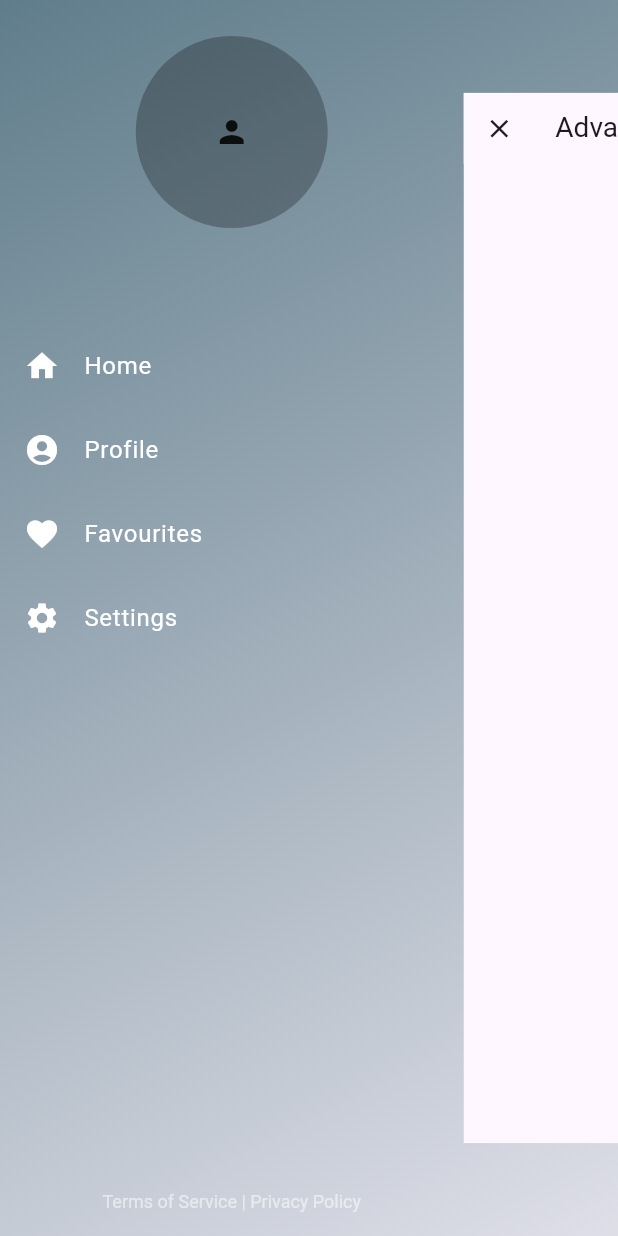
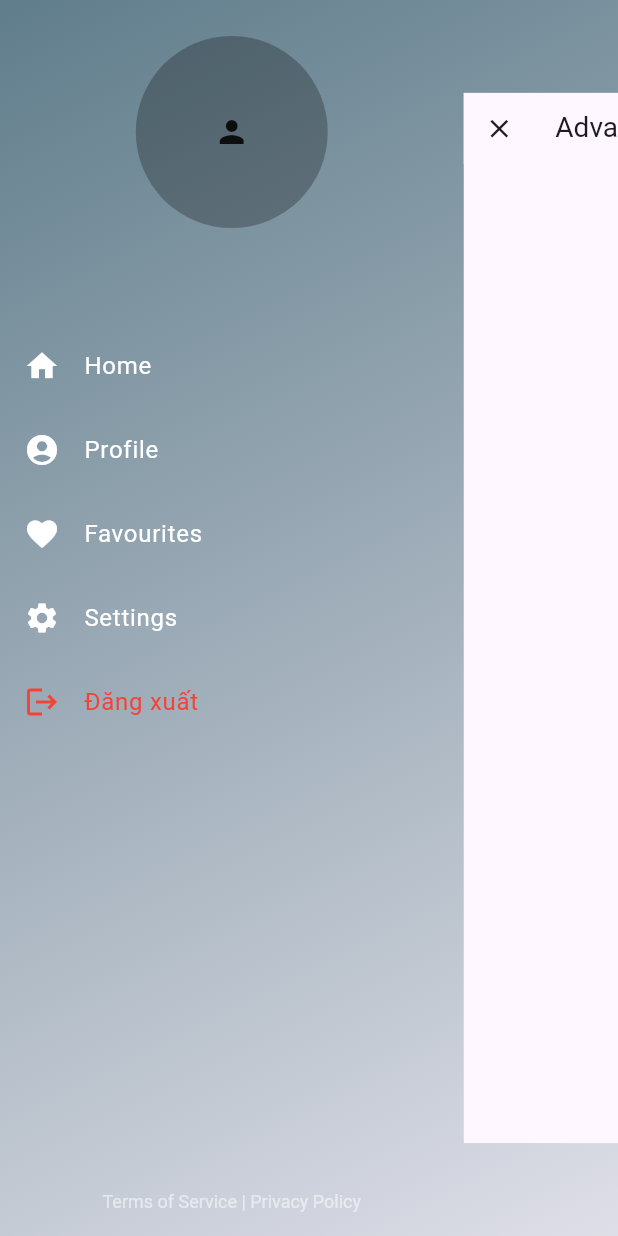
Before and after one commit to NgKhacDuy/sgu-portal, a Flutter app: the HomeScreen screen opened by its route, after a tap on the "menu" icon, on a phone screen of 412 x 824 dp. Run offline on Flutter 3.47's test engine with Material 3 defaults, Android fonts, the phone set to English and light mode, and no system bars; drawn by our look-alikes of flutter_advanced_drawer; our stand-ins replace dio, equatable, flutter_bloc, flutter_form_builder, form_builder_validators, gap and 6 more; accounts and stored records are empty.

```diff
--- a/lib/core/usecase/usecase.dart
+++ b/lib/core/usecase/usecase.dart
@@ -1,10 +1,8 @@
-import 'package:dartz/dartz.dart';
 import 'package:equatable/equatable.dart';
 
-import '../error/failures.dart';
 
 abstract class UseCase<Type, Params> {
-  Future<Either<Failure, Type>> call(Params params);
+  Future<Type> call(Params params);
 }
 
 class NoParams extends Equatable {
--- a/lib/domain/entities/login_entity.dart
+++ b/lib/domain/entities/login_entity.dart
@@ -1,6 +1,5 @@
-import 'package:equatable/equatable.dart';
 
-class LoginEntity extends Equatable {
+class LoginEntity {
   String? accessToken;
   String? tokenType;
   int? expiresIn;
@@ -79,7 +78,4 @@ class LoginEntity extends Equatable {
     data['.issued'] = issued;
     return data;
   }
-
-  @override
-  List<Object?> get props => throw UnimplementedError();
 }
--- a/lib/domain/repositories/auth_repository.dart
+++ b/lib/domain/repositories/auth_repository.dart
@@ -1,7 +1,5 @@
-import 'package:dartz/dartz.dart';
-import 'package:sgu_portable/core/error/failures.dart';
 import 'package:sgu_portable/domain/entities/login_entity.dart';
 
 abstract class AuthRepository {
-  Future<Either<Failure, LoginEntity>> login(String username, String password);
+  Future<LoginEntity> login(String username, String password);
 }
--- a/lib/domain/usecases/login_usecase.dart
+++ b/lib/domain/usecases/login_usecase.dart
@@ -1,6 +1,4 @@
-import 'package:dartz/dartz.dart';
 import 'package:equatable/equatable.dart';
-import 'package:sgu_portable/core/error/failures.dart';
 import 'package:sgu_portable/core/usecase/usecase.dart';
 import 'package:sgu_portable/domain/entities/login_entity.dart';
 import 'package:sgu_portable/domain/repositories/auth_repository.dart';
@@ -11,7 +9,7 @@ class LoginUsecase implements UseCase<LoginEntity, Params> {
   LoginUsecase(this.repository);
 
   @override
-  Future<Either<Failure, LoginEntity>> call(Params params) async {
+  Future<LoginEntity> call(Params params) async {
     return await repository.login(params.username, params.password);
   }
 }
--- a/lib/injection_container.dart
+++ b/lib/injection_container.dart
@@ -9,6 +9,8 @@ import 'package:sgu_portable/data/datasource/remote/login_remote_data_source.dar
 import 'package:sgu_portable/data/repositories/auth_repository_impl.dart';
 import 'package:sgu_portable/domain/repositories/auth_repository.dart';
 import 'package:sgu_portable/domain/usecases/login_usecase.dart';
+import 'package:sgu_portable/presentation/bloc/global/main_bloc.dart';
+import 'package:sgu_portable/presentation/bloc/home/home_bloc.dart';
 import 'package:shared_preferences/shared_preferences.dart';
 
 import 'presentation/bloc/login/login_bloc.dart';
@@ -18,7 +20,9 @@ Future<void> initInjection() async {
   final sharedPreferences = await SharedPreferences.getInstance();
   // bloc
 
+  sl.registerFactory(() => MainBloc(sl()));
   sl.registerFactory(() => LoginBloc(sl()));
+  sl.registerFactory(() => HomeBloc());
 
   // usecase
   sl.registerLazySingleton(() => LoginUsecase(sl()));
--- /dev/null
+++ b/lib/presentation/bloc/global/main_bloc.dart
@@ -0,0 +1,21 @@
+import 'dart:convert';
+
+import 'package:flutter_bloc/flutter_bloc.dart';
+import 'package:sgu_portable/domain/entities/login_entity.dart';
+import 'package:sgu_portable/presentation/bloc/global/main_event.dart';
+import 'package:sgu_portable/presentation/bloc/global/main_state.dart';
+import 'package:shared_preferences/shared_preferences.dart';
+
+class MainBloc extends Bloc<MainEvent, MainState> {
+  final SharedPreferences sharedPreferences;
+  MainBloc(this.sharedPreferences) : super(MainState()) {
+    on<MainEventGetData>(onGetData);
+  }
+  late LoginEntity infoUser;
+
+  Future<void> onGetData(MainEvent event, Emitter<MainState> emit) async {
+    final getUser = LoginEntity.fromJson(
+        json.decode(sharedPreferences.getString("infoUser").toString()));
+    infoUser = getUser;
+  }
+}
--- /dev/null
+++ b/lib/presentation/bloc/global/main_event.dart
@@ -0,0 +1,3 @@
+class MainEvent {}
+
+class MainEventGetData extends MainEvent {}
--- /dev/null
+++ b/lib/presentation/bloc/global/main_state.dart
@@ -0,0 +1,9 @@
+import 'package:sgu_portable/domain/entities/login_entity.dart';
+
+class MainState {}
+
+class MainInitial extends MainState {
+  final LoginEntity? loginEntity;
+
+  MainInitial({required this.loginEntity});
+}
--- a/lib/presentation/bloc/home/home_bloc.dart
+++ b/lib/presentation/bloc/home/home_bloc.dart
@@ -1,7 +1,25 @@
+import 'package:flutter_advanced_drawer/flutter_advanced_drawer.dart';
 import 'package:flutter_bloc/flutter_bloc.dart';
+import 'package:sgu_portable/injection_container.dart';
 import 'package:sgu_portable/presentation/bloc/home/home_event.dart';
 import 'package:sgu_portable/presentation/bloc/home/home_state.dart';
+import 'package:sgu_portable/presentation/navigation/app_navigation.dart';
+import 'package:shared_preferences/shared_preferences.dart';
 
 class HomeBloc extends Bloc<HomeEvent, HomeState> {
-  HomeBloc(super.initialState);
+  HomeBloc() : super(HomeState());
+
+  final advancedDrawerController = AdvancedDrawerController();
+
+  void handleMenuButtonPressed() {
+    // NOTICE: Manage Advanced Drawer state through the Controller.
+    // _advancedDrawerController.value = AdvancedDrawerValue.visible();
+    advancedDrawerController.showDrawer();
+  }
+
+  Future<void> onLogout() async {
+    advancedDrawerController.hideDrawer();
+    await sl<SharedPreferences>().setString("token", "");
+    AppNavigation.router.go("/login");
+  }
 }
--- a/lib/presentation/navigation/app_navigation.dart
+++ b/lib/presentation/navigation/app_navigation.dart
@@ -1,11 +1,16 @@
 import 'package:flutter/material.dart';
 import 'package:go_router/go_router.dart';
+import 'package:sgu_portable/injection_container.dart';
 import 'package:sgu_portable/presentation/screen/home_screen.dart';
 import 'package:sgu_portable/presentation/screen/login_screen.dart';
+import 'package:shared_preferences/shared_preferences.dart';
 
 class AppNavigation {
   AppNavigation._();
-  static String initR = "/login";
+  static String initR = sl<SharedPreferences>().getString("token") == null ||
+          sl<SharedPreferences>().getString("token") == ""
+      ? "/login"
+      : "/home";
   static final _rootNavigatorKey = GlobalKey<NavigatorState>();
   static final GoRouter router = GoRouter(routes: <RouteBase>[
     GoRoute(
@@ -14,7 +19,7 @@ class AppNavigation {
     ),
     GoRoute(
       path: "/home",
-      builder: (__, _) => HomeScreen(),
+      builder: (__, _) => const HomeScreen(),
     )
   ], initialLocation: initR, navigatorKey: _rootNavigatorKey);
 }
--- a/lib/presentation/screen/home_screen.dart
+++ b/lib/presentation/screen/home_screen.dart
@@ -2,18 +2,19 @@ import 'package:flutter/material.dart';
 import 'package:flutter_advanced_drawer/flutter_advanced_drawer.dart';
 import 'package:flutter_bloc/flutter_bloc.dart';
 import 'package:sgu_portable/injection_container.dart';
-import 'package:sgu_portable/presentation/bloc/home/home_event.dart';
+import 'package:sgu_portable/presentation/bloc/home/home_state.dart';
 import '../bloc/home/home_bloc.dart';
 
 class HomeScreen extends StatelessWidget {
-  HomeScreen({super.key});
-  final advancedDrawerController = AdvancedDrawerController();
+  const HomeScreen({super.key});
   @override
   Widget build(BuildContext context) {
     return BlocProvider<HomeBloc>(
-      create: (context) => sl()..add(HomeEvent()),
-      child: AdvancedDrawer(
-        controller: advancedDrawerController,
+      create: (context) => sl(),
+      child: BlocBuilder<HomeBloc, HomeState>(
+        builder: (context, state) {
+          return AdvancedDrawer(
+            controller: context.read<HomeBloc>().advancedDrawerController,
             animationCurve: Curves.easeInOut,
             animationDuration: const Duration(milliseconds: 300),
             animateChildDecoration: true,
@@ -61,6 +62,15 @@ class HomeScreen extends StatelessWidget {
                       leading: const Icon(Icons.settings),
                       title: const Text('Settings'),
                     ),
+                    ListTile(
+                      onTap: () async => context.read<HomeBloc>().onLogout(),
+                      leading: const Icon(
+                        Icons.logout,
+                        color: Colors.red,
+                      ),
+                      title: const Text('Đăng xuất',
+                          style: TextStyle(color: Colors.red)),
+                    ),
                     const Spacer(),
                     DefaultTextStyle(
                       style: const TextStyle(
@@ -93,9 +103,10 @@ class HomeScreen extends StatelessWidget {
               appBar: AppBar(
                 title: const Text('Advanced Drawer Example'),
                 leading: IconButton(
-              onPressed: _handleMenuButtonPressed,
+                  onPressed: context.read<HomeBloc>().handleMenuButtonPressed,
                   icon: ValueListenableBuilder<AdvancedDrawerValue>(
-                valueListenable: advancedDrawerController,
+                    valueListenable:
+                        context.read<HomeBloc>().advancedDrawerController,
                     builder: (_, value, __) {
                       return AnimatedSwitcher(
                         duration: const Duration(milliseconds: 250),
@@ -110,13 +121,9 @@ class HomeScreen extends StatelessWidget {
               ),
               body: Container(),
             ),
+          );
+        },
       ),
     );
   }
-
-  void _handleMenuButtonPressed() {
-    // NOTICE: Manage Advanced Drawer state through the Controller.
-    // _advancedDrawerController.value = AdvancedDrawerValue.visible();
-    advancedDrawerController.showDrawer();
 }
-}
--- a/lib/presentation/screen/login_screen.dart
+++ b/lib/presentation/screen/login_screen.dart
@@ -30,8 +30,6 @@ class LoginScreen extends StatelessWidget {
           return state.isLoading == true
               ? const Center(child: CircularProgressIndicator())
               : loginForm(context, state);
-        } else if (state is LoginSuccess) {
-          return const Text('Login Success');
         } else {
           return loginForm(context, state);
         }
@@ -77,7 +75,9 @@ class LoginScreen extends StatelessWidget {
               ),
               CheckboxListTile(
                 contentPadding: EdgeInsets.zero,
-                value: state is CheckBoxState ? state.value : false,
+                value: state is CheckBoxState
+                    ? state.value
+                    : context.read<LoginBloc>().isRemember,
                 onChanged: (value) => context
                     .read<LoginBloc>()
                     .add(ChangeCheckbox(value: value ?? false)),
```
Also changed, not shown: lib/data/repositories/auth_repository_impl.dart (+5 -8 lines), lib/main.dart (+13 -1 lines), lib/presentation/bloc/login/login_bloc.dart (+10 -6 lines). Lines whose indentation alone changed are shown as unchanged.
